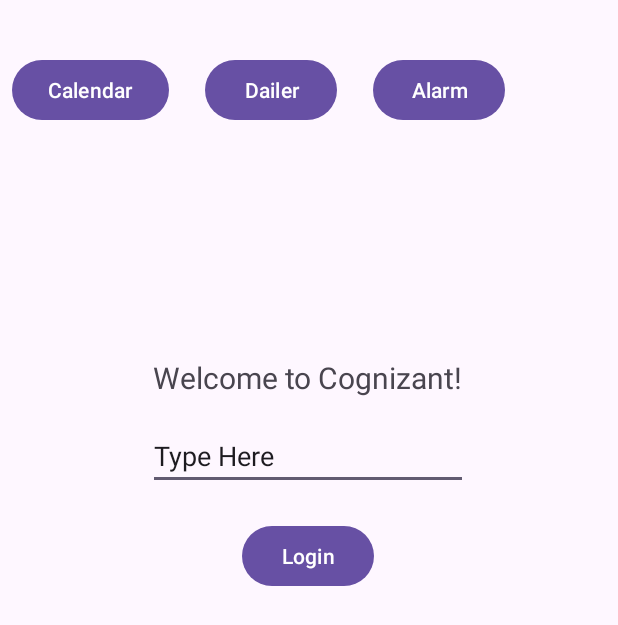
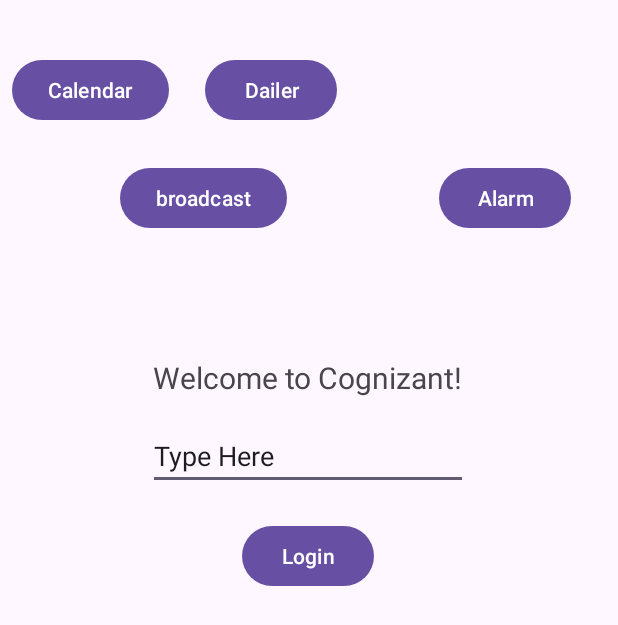
Before and after one commit to TiagoCognizant/CognizantRevEng_Phase1, an Android app: the screen it shows after launch (MainActivity), on a phone screen of 412 x 824 dp. Shown: the top 625 px of the screen. Run offline under Robolectric (Android 15) with nearby library versions, the light colour scheme and no system bars.

Commit message:
Sending Costume Broadcasts

```diff
--- a/src/main/java/com/example/cognizantreveng/MainActivity.kt
+++ b/src/main/java/com/example/cognizantreveng/MainActivity.kt
@@ -65,5 +65,10 @@
 
     }
 
+    fun sendFLightBroadcast(view: View) {
+        var flightIntent = Intent("ihave.flight")
+        sendBroadcast(flightIntent)
+    }
+
 
 }
--- a/src/main/res/layout/activity_main.xml
+++ b/src/main/res/layout/activity_main.xml
@@ -61,7 +61,8 @@
         android:id="@+id/btnAlarm"
         android:layout_width="wrap_content"
         android:layout_height="wrap_content"
-        android:layout_marginStart="24dp"
+        android:layout_marginStart="68dp"
+        android:layout_marginTop="72dp"
         android:onClick="setAlarm"
         android:text="Alarm"
         app:layout_constraintStart_toEndOf="@+id/btnDailer"
@@ -79,4 +80,14 @@
         app:layout_constraintStart_toStartOf="parent"
         app:layout_constraintTop_toTopOf="parent" />
 
+    <Button
+        android:id="@+id/btnBroadcast"
+        android:layout_width="wrap_content"
+        android:layout_height="wrap_content"
+        android:layout_marginStart="80dp"
+        android:onClick="sendFLightBroadcast"
+        android:text="broadcast"
+        app:layout_constraintBaseline_toBaselineOf="@+id/btnAlarm"
+        app:layout_constraintStart_toStartOf="parent" />
+
 </androidx.constraintlayout.widget.ConstraintLayout>
```
